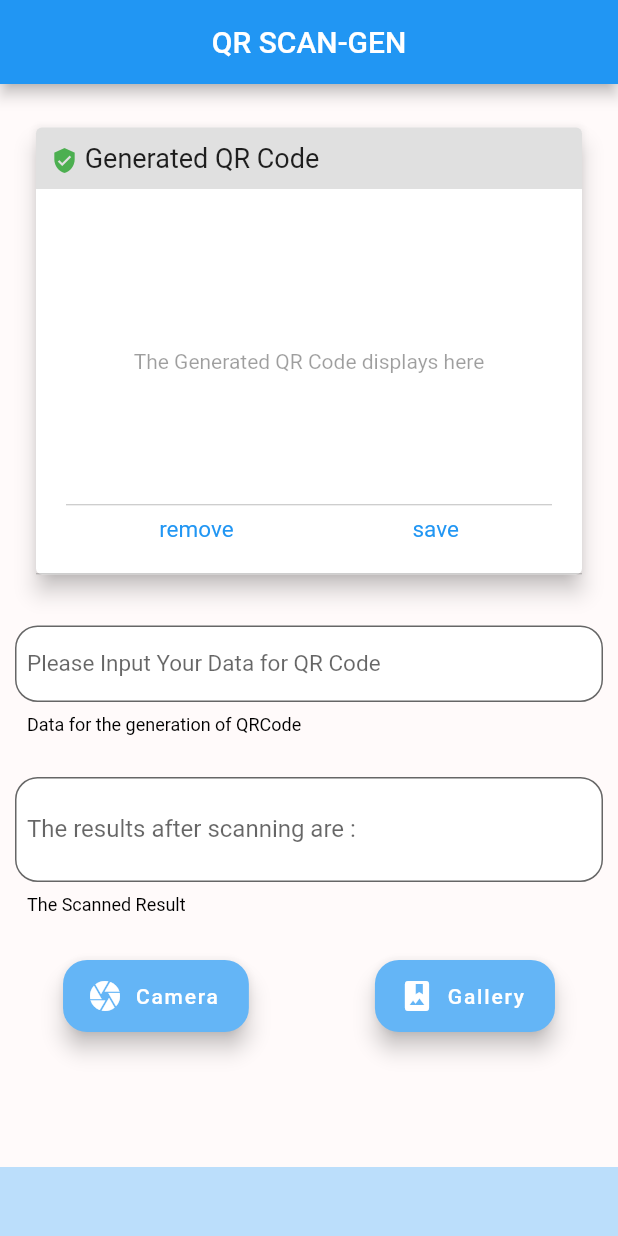
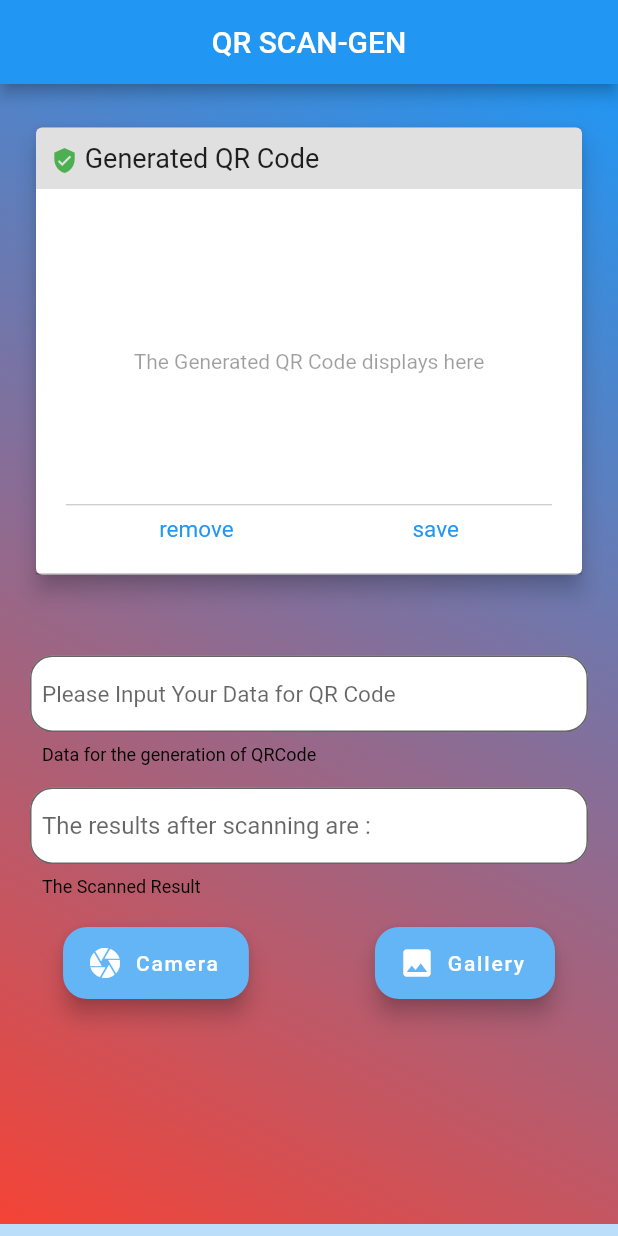
Before and after one commit to nayakastha/project-scan, a Flutter app: the screen it shows after launch, after a tap on "save", on a phone screen of 412 x 824 dp. Run offline on Flutter 3.47's test engine with Material 2 defaults, Android fonts, the phone set to English and light mode, and no system bars; our stand-ins replace image_gallery_saver, image_picker; missing offline and left inert: qrscan.

Commit message:
work on "Remove" Button

```diff
--- a/lib/homepage.dart
+++ b/lib/homepage.dart
@@ -5,6 +5,7 @@ import 'package:image_picker/image_picker.dart';
 import 'package:qrscan/qrscan.dart' as scanner;
 import 'dart:io';
 import 'dart:typed_data';
+
 
 class HomePage extends StatefulWidget {
   @override
@@ -36,22 +37,139 @@ class _HomePageState extends State<HomePage> {
         return ListView(
           children: <Widget>[
             Container(
-              color: Color.fromRGBO(255, 250, 250, 1),
+              decoration: BoxDecoration(
+                  gradient: LinearGradient(
+                      begin: Alignment.topRight,
+                      end: Alignment.bottomLeft,
+                      colors: [Colors.blue, Colors.red])
+              ),
+              //color: Color.fromRGBO(255, 250, 250, 1),
               child: Column(
                 children: <Widget>[
                   SizedBox(
                     height: 5,
                   ),
-                  _qrWidget(this.ss, context),
                   Padding(
-                    padding: const EdgeInsets.all(10.0),
+                    padding: EdgeInsets.all(20),
+                    child: Card(
+                      elevation: 6,
+                      child: Column(
+                        children: <Widget>[
+                          Container(
+
+                            child: Row(
+                              crossAxisAlignment: CrossAxisAlignment.end,
+                              children: <Widget>[
+                                Icon(Icons.verified_user,
+                                    size: 18, color: Colors.green),
+                                Text(' Generated QR Code',
+                                    style: TextStyle(fontSize: 18)),
+                                Spacer(),
+                              ],
+                            ),
+                            padding: EdgeInsets.symmetric(
+                                horizontal: 10, vertical: 10),
+                            decoration: BoxDecoration(
+                              color: Colors.black12,
+                              borderRadius: BorderRadius.only(
+                                  topLeft: Radius.circular(4),
+                                  topRight: Radius.circular(4)),
+                            ),
+                          ),
+                          Padding(
+                            padding: EdgeInsets.only(
+                                left: 20, right: 20, top: 20, bottom: 20),
+                            child: Column(
+                              children: <Widget>[
+                                SizedBox(
+                                  height: 190,
+                                  child: ss.isEmpty
+                                      ? Center(
+                                          child: Text(
+                                              'The Generated QR Code displays here',
+                                              style: TextStyle(
+                                                  color: Colors.black38)),
+                                        )
+                                      : Image.memory(ss),
+                                ),
+                                Divider(
+                                  height: 1,
+                                  color: Colors.black26,
+                                ),
+                                Padding(
+                                  padding: EdgeInsets.only(
+                                      top: 7, left: 25, right: 25),
+                                  child: Row(
+                                    mainAxisAlignment:
+                                        MainAxisAlignment.spaceEvenly,
+                                    children: <Widget>[
+                                      InkWell(
+                                          child: Container(
+                                            margin: EdgeInsets.only(right: 25),
+                                            child: Text(
+                                              'remove',
+                                              style: TextStyle(
+                                                  fontSize: 15,
+                                                  color: Colors.blue),
+                                              textAlign: TextAlign.center,
+                                            ),
+                                          ),
+                                          onTap: () {
+                                            setState(() {
+                                              ss = Uint8List(0);
+                                            });
+                                          }),
+                                      SizedBox(
+                                        width: 20,
+                                      ),
+                                      InkWell(
+                                        onTap: () async {
+                                          final success =
+                                              await ImageGallerySaver.saveImage(
+                                                  ss);
+                                          SnackBar snackBar;
+                                          if (success) {
+                                            snackBar = new SnackBar(
+                                                content: new Text(
+                                                    'Successful Preservation!'));
+                                            Scaffold.of(context)
+                                                .showSnackBar(snackBar);
+                                          } else {
+                                            snackBar = new SnackBar(
+                                                content:
+                                                    new Text('Save failed!'));
+                                          }
+                                        },
+                                        child: Text(
+                                          'save',
+                                          style: TextStyle(
+                                              fontSize: 15, color: Colors.blue),
+                                          textAlign: TextAlign.center,
+                                        ),
+                                      ),
+                                    ],
+                                  ),
+                                )
+                              ],
+                            ),
+                          ),
+                          Divider(height: 1, color: Colors.black26),
+                        ],
+                      ),
+                    ),
+                  ),
+                  SizedBox(
+                    height: 30,
+                  ),
+                  Padding(
+                    padding: const EdgeInsets.only(left:20.0, right: 20.0),
                     child: TextField(
                       controller: this._inputController,
                       keyboardType: TextInputType.url,
                       textInputAction: TextInputAction.go,
                       onSubmitted: (value) async {
                         Uint8List result = await scanner.generateBarCode(value);
-                        this.setState(() => this.ss = result);
+                        setState(() => ss = result);
                       },
                       decoration: InputDecoration(
                         filled: true,
@@ -64,8 +182,8 @@ class _HomePageState extends State<HomePage> {
                         ),
                         helperText: 'Data for the generation of QRCode',
                         helperStyle: TextStyle(color: Colors.black),
-                        labelText: 'Please Input Your Data for QR Code',
-                        labelStyle: TextStyle(
+                        hintText: 'Please Input Your Data for QR Code',
+                        hintStyle: TextStyle(
                           fontSize: 15,
                         ),
                         contentPadding:
@@ -74,14 +192,14 @@ class _HomePageState extends State<HomePage> {
                     ),
                   ),
                   SizedBox(
-                    height: 8.0,
+                    height: 15.0,
                   ),
                   Padding(
-                    padding: const EdgeInsets.all(10.0),
+                    padding: const EdgeInsets.only(left:20.0,right: 20.0),
                     child: TextField(
                       controller: this._outputController,
                       readOnly: true,
-                      maxLines: 2,
+                      //maxLines: 2,
                       decoration: InputDecoration(
                         filled: true,
                         fillColor: Colors.white,
@@ -93,8 +211,8 @@ class _HomePageState extends State<HomePage> {
                         ),
                         helperText: 'The Scanned Result',
                         helperStyle: TextStyle(color: Colors.black),
-                        labelText: 'The results after scanning are :',
-                        labelStyle: TextStyle(fontSize: 16),
+                        hintText: 'The results after scanning are :',
+                        hintStyle: TextStyle(fontSize: 16),
                         contentPadding:
                             EdgeInsets.symmetric(horizontal: 8, vertical: 16),
                       ),
@@ -102,7 +220,7 @@ class _HomePageState extends State<HomePage> {
                   ),
                   SizedBox(height: 20),
                   _buttongroup(_inputController, _outputController, ss),
-                  SizedBox(height: 90)
+                  SizedBox(height: 150)
                 ],
               ),
             ),
@@ -111,100 +229,6 @@ class _HomePageState extends State<HomePage> {
       }),
     ));
   }
-}
-
-Widget _qrWidget(Uint8List ss, BuildContext context) {
-  return Padding(
-    padding: EdgeInsets.all(20),
-    child: Card(
-      elevation: 6,
-      child: Column(
-        children: <Widget>[
-          Container(
-            child: Row(
-              crossAxisAlignment: CrossAxisAlignment.end,
-              children: <Widget>[
-                Icon(Icons.verified_user, size: 18, color: Colors.green),
-                Text(' Generated QR Code', style: TextStyle(fontSize: 18)),
-                Spacer(),
-              ],
-            ),
-            padding: EdgeInsets.symmetric(horizontal: 10, vertical: 10),
-            decoration: BoxDecoration(
-              color: Colors.black12,
-              borderRadius: BorderRadius.only(
-                  topLeft: Radius.circular(4), topRight: Radius.circular(4)),
-            ),
-          ),
-          Padding(
-            padding: EdgeInsets.only(left: 20, right: 20, top: 20, bottom: 20),
-            child: Column(
-              children: <Widget>[
-                SizedBox(
-                  height: 190,
-                  child: ss.isEmpty
-                      ? Center(
-                          child: Text('The Generated QR Code displays here',
-                              style: TextStyle(color: Colors.black38)),
-                        )
-                      : Image.memory(ss),
-                ),
-                Divider(height: 1, color: Colors.black26,),
-                Padding(
-                  padding: EdgeInsets.only(top: 7, left: 25, right: 25),
-                  child: Row(
-
-                    mainAxisAlignment: MainAxisAlignment.spaceEvenly,
-                    children: <Widget>[
-
-                         InkWell(
-                            child: Container(
-                              margin: EdgeInsets.only(right: 25),
-                              child: Text(
-                                'remove',
-                                style:
-                                    TextStyle(fontSize: 15, color: Colors.blue),
-                                textAlign: TextAlign.center,
-                              ),
-                            ),
-                            onTap: () {
-                              ss = Uint8List(0);
-                            }),
-                       SizedBox(width: 20,),
-
-                       InkWell(
-                          onTap: () async {
-                            final success =
-                                await ImageGallerySaver.saveImage(ss);
-                            SnackBar snackBar;
-                            if (success) {
-                              snackBar = new SnackBar(
-                                  content:
-                                      new Text('Successful Preservation!'));
-                              Scaffold.of(context).showSnackBar(snackBar);
-                            } else {
-                              snackBar = new SnackBar(
-                                  content: new Text('Save failed!'));
-                            }
-                          },
-                          child: Text(
-                            'save',
-                            style: TextStyle(fontSize: 15, color: Colors.blue),
-                            textAlign: TextAlign.center,
-                          ),
-                        ),
-
-                    ],
-                  ),
-                )
-              ],
-            ),
-          ),
-          Divider(height: 1, color: Colors.black26),
-        ],
-      ),
-    ),
-  );
 }
 
 Widget _buttongroup(TextEditingController _inputController,
@@ -240,7 +264,7 @@ Widget _buttongroup(TextEditingController _inputController,
           style: TextStyle(color: Colors.white),
         ),
         icon: Icon(
-          Icons.photo_album,
+          Icons.photo,
           color: Colors.white,
         ),
         backgroundColor: Colors.blue[300],
```
